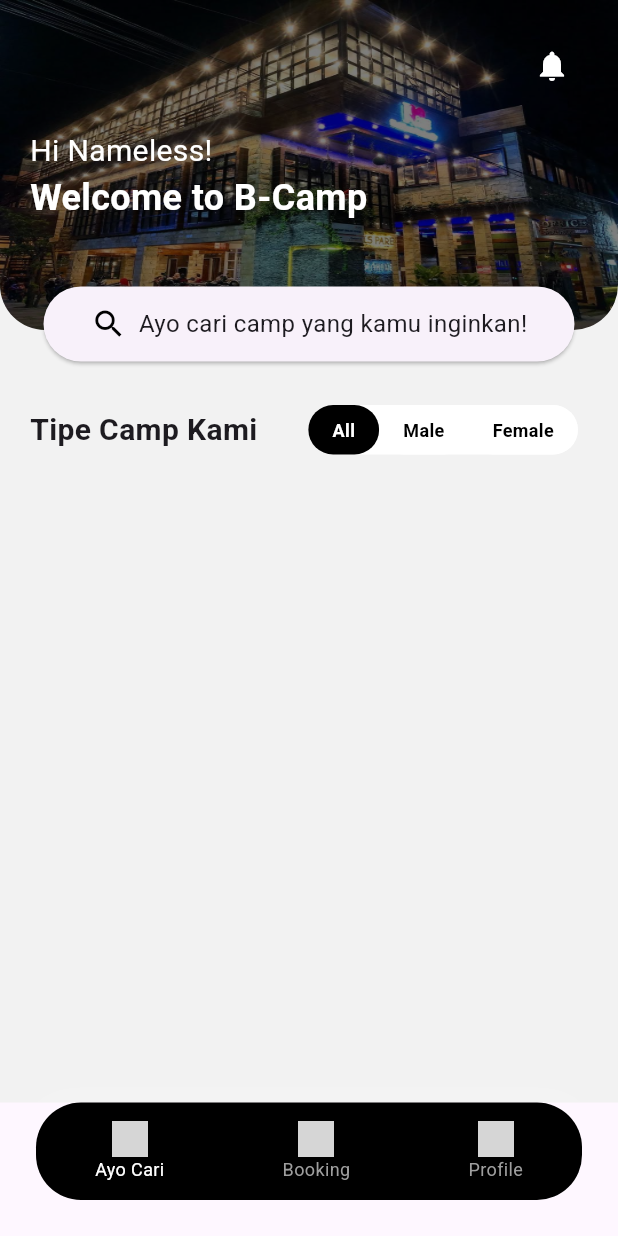
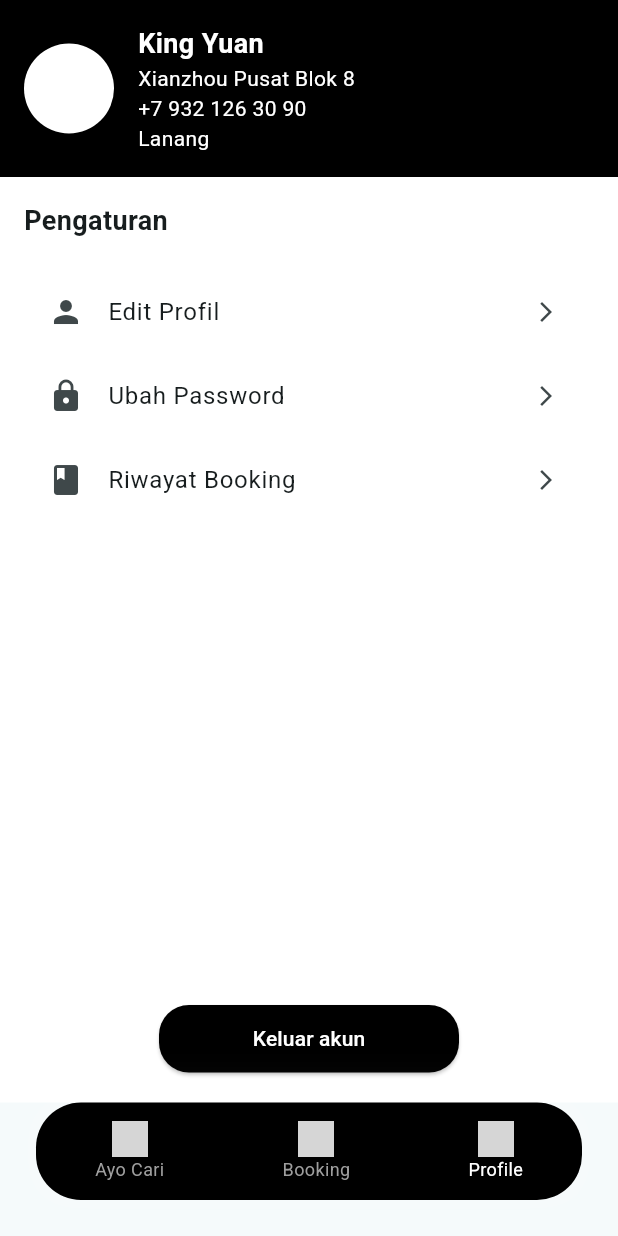
Before and after one commit to Harsya1/b_camp, a Flutter app: the screen it shows after launch, on a phone screen of 412 x 824 dp. Run offline on Flutter 3.47's test engine with Material 3 defaults, Android fonts, the phone set to English and light mode, and no system bars; our stand-ins replace supercharged; grey boxes are pictures that could not be loaded.

Commit message:
tampilan awal profile

```diff
--- a/lib/main.dart
+++ b/lib/main.dart
@@ -1,5 +1,6 @@
 import 'package:flutter/material.dart';
 import 'screen/home_dashboard.dart';
+import 'screen/profile_section/profile_dashboard.dart';
 
 void main() {
   runApp(const MyApp());
@@ -13,34 +14,32 @@ class MyApp extends StatefulWidget {
 }
 
 class _MyAppState extends State<MyApp> {
-  int selectedIndex = 0;
+  int selectedIndex = 2; // Set ke halaman profil saat start
 
-  // Daftar halaman untuk navigasi
   final List<Widget> pages = [
-    dashboard_main(), // Menggunakan navbar dari dashboard_main
-    Center(child: Text('Booking Page')), // Placeholder untuk halaman Booking
-    Center(child: Text('Profile Page')), // Placeholder untuk halaman Profile
+    dashboard_main(),
+    Center(child: Text('Booking Page')),
+    const ProfilePage(),
   ];
 
-  // Daftar ikon navigasi
   final List<Widget> navIcons = [
     ImageIcon(AssetImage('assets/icon/icnHome.png'), size: 24),
     ImageIcon(AssetImage('assets/icon/icnBooking.png'), size: 24),
     ImageIcon(AssetImage('assets/icon/icnProfile.png'), size: 24),
   ];
 
-  // Daftar judul navigasi
   final List<String> navTitles = ['Ayo Cari', 'Booking', 'Profile'];
 
   @override
   Widget build(BuildContext context) {
     return MaterialApp(
       title: 'B-Camp',
+      debugShowCheckedModeBanner: false,
       theme: ThemeData(
-        colorScheme: ColorScheme.fromSeed(seedColor: Colors.deepPurple),
+        colorScheme: ColorScheme.fromSeed(seedColor: Colors.white),
       ),
       home: Scaffold(
-        body: pages[selectedIndex], // Menampilkan halaman berdasarkan indeks
+        body: pages[selectedIndex],
         bottomNavigationBar: _navbar(),
       ),
     );
@@ -67,7 +66,7 @@ class _MyAppState extends State<MyApp> {
           return GestureDetector(
             onTap: () {
               setState(() {
-                selectedIndex = index; // Ubah halaman berdasarkan indeks
+                selectedIndex = index;
               });
             },
             child: Column(
--- a/lib/screen/profile_section/profile_dashboard.dart
+++ b/lib/screen/profile_section/profile_dashboard.dart
@@ -0,0 +1,124 @@
+import 'package:flutter/material.dart';
+
+void main() {
+  runApp(const MyApp());
+}
+
+class MyApp extends StatelessWidget {
+  const MyApp({super.key});
+
+  @override
+  Widget build(BuildContext context) {
+    return MaterialApp(
+      debugShowCheckedModeBanner: false,
+      home: const ProfilePage(),
+    );
+  }
+}
+
+class ProfilePage extends StatelessWidget {
+  const ProfilePage({super.key});
+
+  @override
+  Widget build(BuildContext context) {
+    return Scaffold(
+      backgroundColor: Colors.white,
+      body: SafeArea(
+        child: Column(
+          children: [
+            // Profile Section
+            Container(
+              color: Colors.black,
+              padding: const EdgeInsets.all(16),
+              child: Row(
+                children: [
+                  const CircleAvatar(radius: 30, backgroundColor: Colors.white),
+                  const SizedBox(width: 16),
+                  Column(
+                    crossAxisAlignment: CrossAxisAlignment.start,
+                    children: const [
+                      Text(
+                        'King Yuan',
+                        style: TextStyle(
+                          color: Colors.white,
+                          fontSize: 18,
+                          fontWeight: FontWeight.bold,
+                        ),
+                      ),
+                      Text(
+                        'Xianzhou Pusat Blok 8',
+                        style: TextStyle(color: Colors.white),
+                      ),
+                      Text(
+                        '+7 932 126 30 90',
+                        style: TextStyle(color: Colors.white),
+                      ),
+                      Text('Lanang', style: TextStyle(color: Colors.white)),
+                    ],
+                  ),
+                ],
+              ),
+            ),
+
+            // Settings Section
+            Expanded(
+              child: SingleChildScrollView(
+                padding: const EdgeInsets.all(16),
+                child: Column(
+                  crossAxisAlignment: CrossAxisAlignment.start,
+                  children: [
+                    const Text(
+                      'Pengaturan',
+                      style: TextStyle(
+                        fontSize: 18,
+                        fontWeight: FontWeight.bold,
+                      ),
+                    ),
+                    const SizedBox(height: 20),
+                    _buildMenuItem(Icons.person, 'Edit Profil'),
+                    _buildMenuItem(Icons.lock, 'Ubah Password'),
+                    _buildMenuItem(Icons.book, 'Riwayat Booking'),
+                  ],
+                ),
+              ),
+            ),
+
+            // Logout Button
+            Padding(
+              padding: const EdgeInsets.only(bottom: 20),
+              child: SizedBox(
+                width: 200,
+                height: 45,
+                child: ElevatedButton(
+                  onPressed: () {
+                    // Logout logic here
+                  },
+                  style: ElevatedButton.styleFrom(
+                    backgroundColor:
+                        Colors.black, // Warna latar belakang tombol
+                    foregroundColor: Colors.white, // Warna teks tombol (PUTIH)
+                    shape: RoundedRectangleBorder(
+                      borderRadius: BorderRadius.circular(20),
+                    ),
+                  ),
+                  child: const Text('Keluar akun'),
+                ),
+              ),
+            ),
+          ],
+        ),
+      ),
+    );
+  }
+
+  Widget _buildMenuItem(IconData icon, String title) {
+    return ListTile(
+      leading: Icon(icon),
+      title: Text(title),
+      trailing: const Icon(Icons.arrow_forward_ios, size: 16),
+      onTap: () {
+        // Navigate to respective page
+      },
+    );
+  }
+}
```
